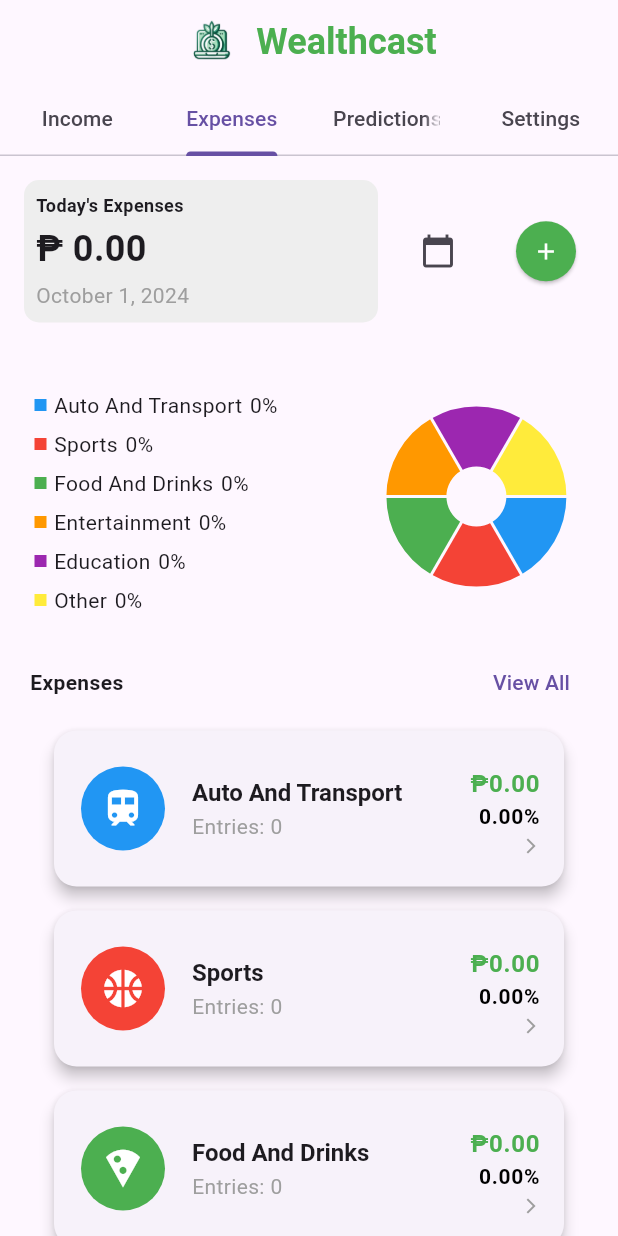
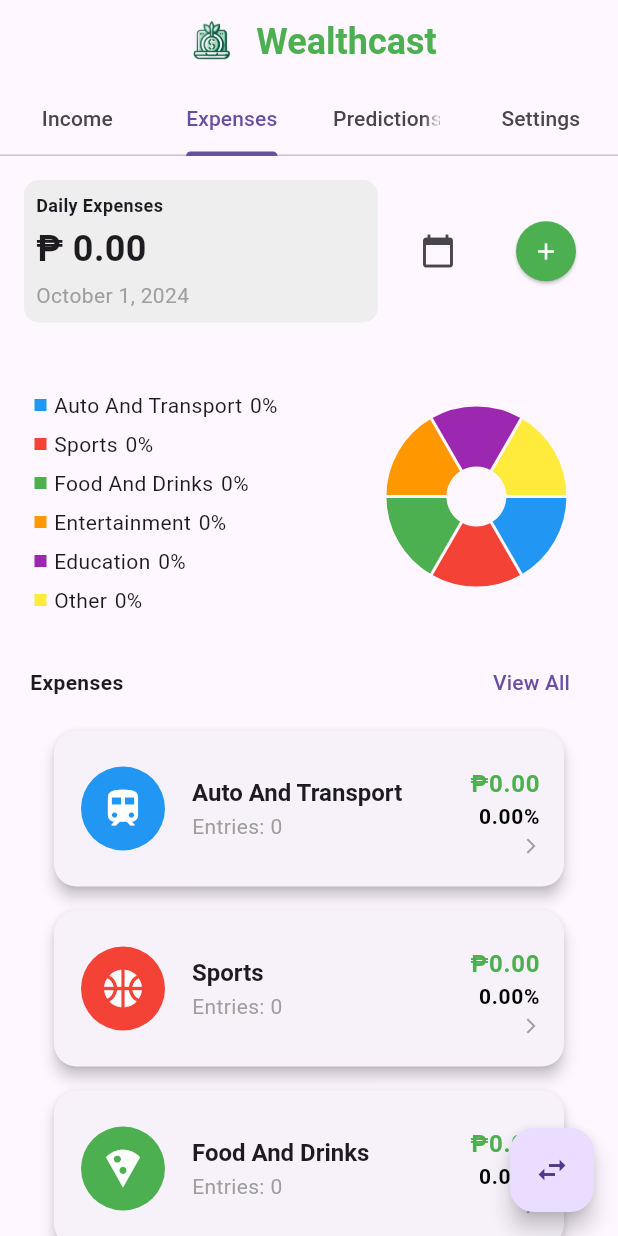
Before and after one commit to antonalcalde/ExpenseTracker, a Flutter app: the screen it shows after launch, tab 2 chosen, on a phone screen of 412 x 824 dp. Run offline on Flutter 3.47's test engine with Material 3 defaults, Android fonts, the phone set to English and light mode, and no system bars; drawn by our look-alikes of fl_chart; our stand-ins replace sqflite; accounts and stored records are empty.

Commit message:
pie chart

```diff
--- a/lib/screens/category_screen.dart
+++ b/lib/screens/category_screen.dart
@@ -16,7 +16,7 @@
 }
 
 class _CategoryScreenState extends State<CategoryScreen> {
-  String _currentExpenseType = 'Today\'s Expenses';
+  String _currentExpenseType = 'Daily Expenses'; // Initialize with Daily Expenses
   double _currentExpenseValue = 0.0;
   String _currentExpenseDateRange = ''; // To display the date range
   DateTime? _selectedDate; // To track the selected date
@@ -51,9 +51,12 @@
   final dateFormatter = DateFormat('MMMM d, yyyy');
 
   setState(() {
-      if (_currentExpenseType == 'Today\'s Expenses') {
+    if (_currentExpenseType == 'Daily Expenses') {
       _currentExpenseValue = dbProvider.calculateDailyExpenses(today);
       _currentExpenseDateRange = dateFormatter.format(today); // Format for daily expenses
+    } else if (_currentExpenseType == 'Today\'s Expenses') {
+      _currentExpenseValue = dbProvider.calculateDailyExpenses(today);
+      _currentExpenseDateRange = dateFormatter.format(today); // Format for today's expenses
     } else if (_currentExpenseType == 'Weekly Expenses') {
       final monday = today.subtract(Duration(days: today.weekday - 1)); // Get Monday of the current week
       final sunday = monday.add(const Duration(days: 6)); // Get Sunday of the current week
@@ -69,20 +72,24 @@
   });
 }
 
+
 void _toggleExpenseType() {
   setState(() {
-      if (_currentExpenseType == 'Today\'s Expenses') {
+    if (_currentExpenseType == 'Daily Expenses') {
+      _currentExpenseType = 'Today\'s Expenses';
+    } else if (_currentExpenseType == 'Today\'s Expenses') {
       _currentExpenseType = 'Weekly Expenses';
     } else if (_currentExpenseType == 'Weekly Expenses') {
       _currentExpenseType = 'Monthly Expenses';
     } else if (_currentExpenseType == 'Monthly Expenses') {
       _currentExpenseType = 'Yearly Expenses';
     } else if (_currentExpenseType == 'Yearly Expenses') {
-        _currentExpenseType = 'Today\'s Expenses';
+      _currentExpenseType = 'Daily Expenses'; // Cycle back to Daily Expenses
     }
     _updateExpenseValue();
   });
 }
+
 
   @override
   Widget build(BuildContext context) {
@@ -151,8 +158,7 @@
               children: [
                 Padding(
                   padding: const EdgeInsets.all(16.0),
-                  child: Consumer<DatabaseProvider>(
-                    builder: (context, dbProvider, child) {
+                  child: Consumer<DatabaseProvider>(builder: (context, dbProvider, child) {
                     return Row(
                       children: [
                         // Display Expense Type and Value
@@ -222,8 +228,7 @@
                         ),
                       ],
                     );
-                    },
-                  ),
+                  }),
                 ),
                 const Expanded(child: CategoryFetcher()), // Ensure this is expanded to take up available space
               ],
@@ -240,6 +245,11 @@
             ),
           ],
         ),
+        floatingActionButton: FloatingActionButton(
+          onPressed: _toggleExpenseType, // Switch between expense types
+          tooltip: 'Switch Expense Type',
+          child: const Icon(Icons.swap_horiz), // Use any icon you prefer
+        ),
       ),
     );
   }
--- a/lib/widgets/category_screen/category_fetcher.dart
+++ b/lib/widgets/category_screen/category_fetcher.dart
@@ -23,7 +23,7 @@
   @override
   void initState() {
     super.initState();
-    // fetch the list and set it to _categoryList
+    // Fetch the list and set it to _categoryList
     _categoryList = _getCategoryList();
   }
 
@@ -33,7 +33,7 @@
       future: _categoryList,
       builder: (_, snapshot) {
         if (snapshot.connectionState == ConnectionState.done) {
-          // if connection is done then check for errors or return the result
+          // If connection is done then check for errors or return the result
           if (snapshot.hasError) {
             return Center(child: Text(snapshot.error.toString()));
           } else {
@@ -43,7 +43,7 @@
                 children: [
                   SizedBox(
                     height: 200.0,
-                    child: TotalChart(), // Removed const
+                    child: TotalChart(expenseType: 'Today\'s Expenses'), // Pass the required expenseType here
                   ),
                   Row(
                     mainAxisAlignment: MainAxisAlignment.spaceBetween,
--- a/lib/widgets/category_screen/total_chart.dart
+++ b/lib/widgets/category_screen/total_chart.dart
@@ -5,14 +5,15 @@
 import '../../models/database_provider.dart';
 
 class TotalChart extends StatefulWidget {
-  const TotalChart({super.key});
+  final String expenseType; // Add this property to receive the type of expenses (daily, weekly, etc.)
+
+  const TotalChart({super.key, required this.expenseType});
 
   @override
   State<TotalChart> createState() => _TotalChartState();
 }
 
 class _TotalChartState extends State<TotalChart> {
-  // Define a list of distinct colors
   final List<Color> _colors = [
     Colors.blue,
     Colors.red,
@@ -30,7 +31,49 @@
   Widget build(BuildContext context) {
     return Consumer<DatabaseProvider>(builder: (_, db, __) {
       var list = db.categories;
-      var total = db.calculateTotalExpenses();
+
+      // Initialize expenses variable
+      List<double> expenses = List.filled(list.length, 0.0);
+      double total = 0.0; // Initialize total expense variable
+
+      // Get the data based on the current expense type
+if (widget.expenseType == 'Today\'s Expenses') {
+  DateTime today = DateTime.now();
+  for (var expense in db.expenses.where((expense) =>
+      expense.date.year == today.year &&
+      expense.date.month == today.month &&
+      expense.date.day == today.day)) {
+    int index = list.indexWhere((element) => element.title == expense.category);
+    if (index != -1) {
+      expenses[index] += expense.amount;
+      total += expense.amount;
+    }
+  }
+
+} else if (widget.expenseType == 'Monthly Expenses') {
+  int month = DateTime.now().month;
+  int year = DateTime.now().year;
+  for (var expense in db.expenses.where((expense) =>
+      expense.date.year == year && expense.date.month == month)) {
+    int index = list.indexWhere((element) => element.title == expense.category);
+    if (index != -1) {
+      expenses[index] += expense.amount;
+      total += expense.amount;
+    }
+  }
+  total = db.calculateMonthlyExpenses(month, year); // Update total with the correct value
+} else if (widget.expenseType == 'Yearly Expenses') {
+  int year = DateTime.now().year;
+  for (var expense in db.expenses.where((expense) => expense.date.year == year)) {
+    int index = list.indexWhere((element) => element.title == expense.category);
+    if (index != -1) {
+      expenses[index] += expense.amount;
+      total += expense.amount;
+    }
+  }
+  total = db.calculateYearlyExpenses(year); // Update total with the correct value
+}
+
       return Row(
         children: [
           Expanded(
@@ -53,13 +96,11 @@
                             color: _colors[index % _colors.length],
                           ),
                           const SizedBox(width: 5.0),
-                          Text(
-                            e.title,
-                          ),
+                          Text(e.title),
                           const SizedBox(width: 5.0),
                           Text(total == 0
                               ? '0%'
-                              : '${((e.totalAmount / total) * 100).toStringAsFixed(2)}%'),
+                              : '${((expenses[index] / total) * 100).toStringAsFixed(2)}%'),
                         ],
                       ),
                     );
@@ -74,20 +115,17 @@
               PieChartData(
                 centerSpaceRadius: 20.0,
                 sections: total != 0
-                    ? list
-                    .map(
+                    ? list.map(
                         (e) {
                           int index = list.indexOf(e);
                           return PieChartSectionData(
                             showTitle: false,
-                      value: e.totalAmount,
+                            value: expenses[index],
                             color: _colors[index % _colors.length],
                           );
                         },
-                )
-                    .toList()
-                    : list
-                    .map(
+                      ).toList()
+                    : list.map(
                         (e) {
                           int index = list.indexOf(e);
                           return PieChartSectionData(
@@ -95,8 +133,7 @@
                             color: _colors[index % _colors.length],
                           );
                         },
-                )
-                    .toList(),
+                      ).toList(),
               ),
             ),
           ),
```
Also changed, not shown: lib/models/database_provider.dart (+28 -32 lines). Lines whose indentation alone changed are shown as unchanged.
